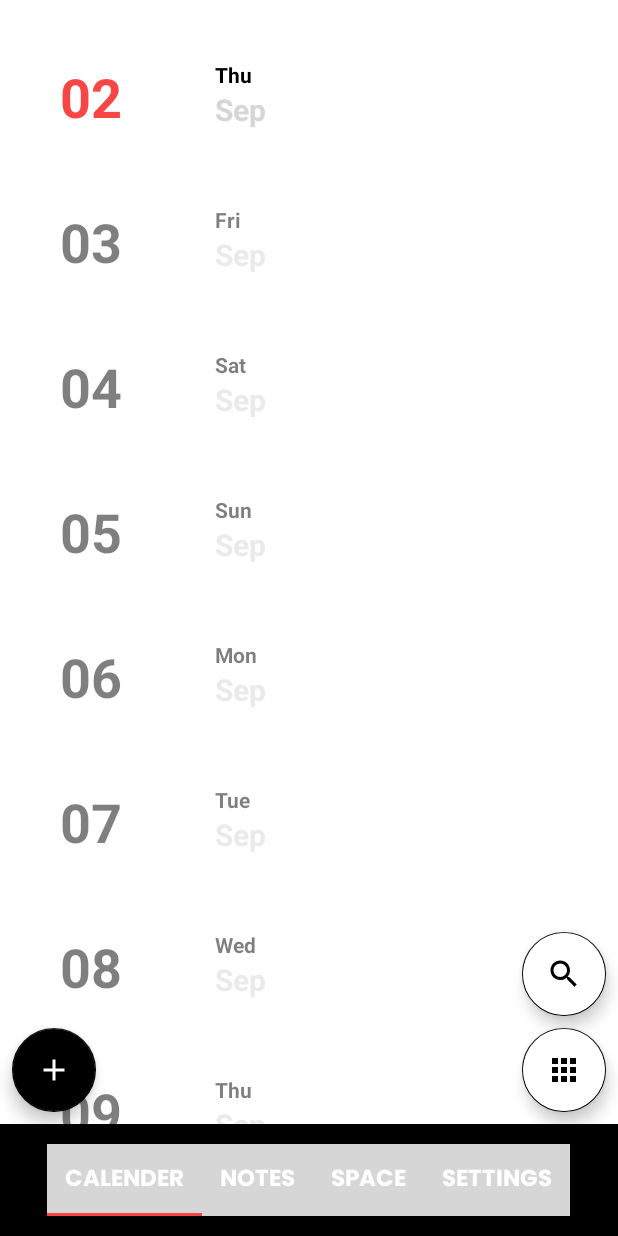
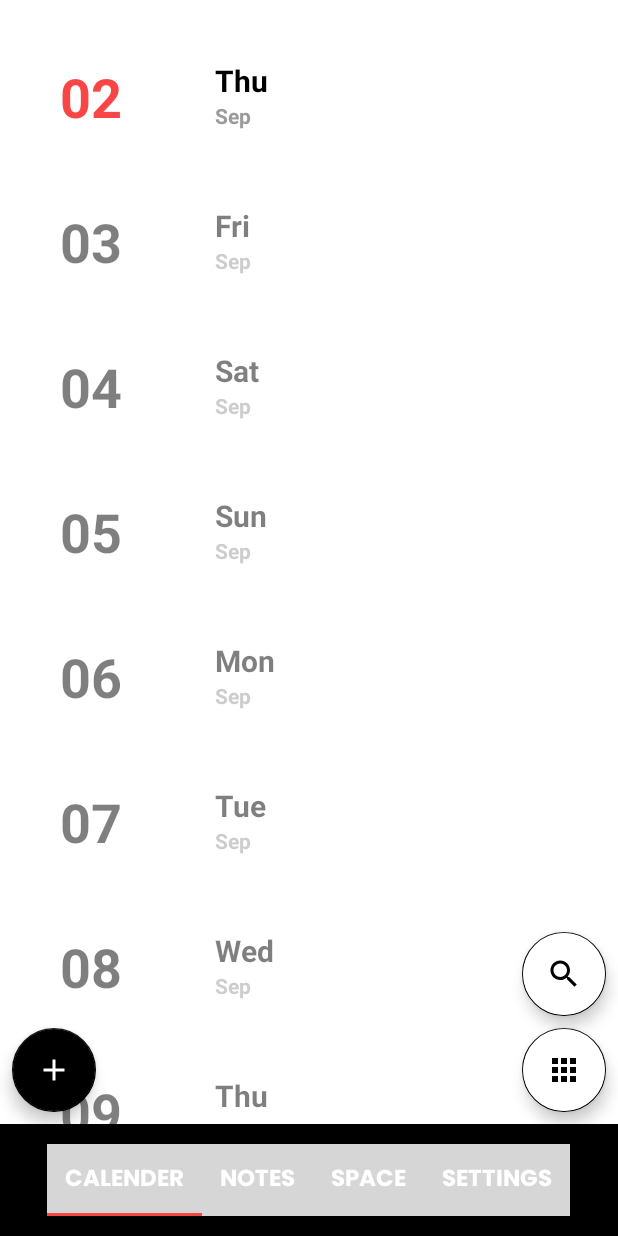
Before and after one commit to Jitendraneepanlok/calenderandnoteapp, an Android app: the fragment CalenderFragment1 placed in its activity, on a phone screen of 412 x 824 dp. Run offline under Robolectric (Android 15) with nearby library versions, the phone set to English and light mode, and no system bars; our stand-ins replace Dagger/Hilt's generated code, Firebase (no records; nobody signed in at launch, a user with empty details on screens opened directly), Room's generated code, data binding, sdp/ssp sizes; libraries missing offline, so code that uses them is left out: androidx.hilt.lifecycle, com.tbruyelle.rxpermissions2; 1 statement that could not run was skipped.

Commit message:
Source has Uploaded

```diff
--- a/app/src/main/java/com/timespace/notesapp/ui/calender/CalenderFragment.kt
+++ b/app/src/main/java/com/timespace/notesapp/ui/calender/CalenderFragment.kt
@@ -115,7 +115,7 @@ class CalenderFragment : BaseFragment() {
         } catch (e: ParseException) {
             e.printStackTrace()
         }
-        binding.calendarView.init(dt, nextYear!!.time).withSelectedDate(dt)
+        binding.calendarView.init(dt, nextYear!!.time).inMode(CalendarPickerView.SelectionMode.RANGE).withSelectedDate(dt)
 
         binding.calendarView.setOnDateSelectedListener(object : OnDateSelectedListener {
             override fun onDateSelected(date: Date) {
--- a/app/src/main/res/layout/calender_event_list.xml
+++ b/app/src/main/res/layout/calender_event_list.xml
@@ -14,6 +14,7 @@
         android:layout_marginLeft="32dp"
         android:layout_marginTop="32dp"
         android:orientation="horizontal">
+
         <TextView
             android:id="@+id/tv_event_time"
             android:layout_width="wrap_content"
@@ -23,6 +24,7 @@
             android:textColor="@color/black"
             android:textSize="36sp"
             android:textStyle="bold" />
+
         <LinearLayout
             android:layout_width="wrap_content"
             android:layout_height="wrap_content"
@@ -35,18 +37,22 @@
                 android:layout_width="wrap_content"
                 android:layout_height="wrap_content"
                 android:text="@string/cal_month"
-                android:textSize="14sp"
+                android:textSize="20sp"
                 android:textColor="@color/text_color_titles"
                 android:textStyle="bold" />
+
 
             <TextView
                 android:id="@+id/tv_day"
                 android:layout_width="wrap_content"
                 android:layout_height="wrap_content"
                 android:text="@string/day"
-                android:textColor="@color/grey"
-                android:textSize="20sp"
+                android:textColor="@color/new_gray"
+                android:textSize="14sp"
                 android:textStyle="bold" />
+
+
+
 
 
         </LinearLayout>
--- a/app/src/main/res/values/colors.xml
+++ b/app/src/main/res/values/colors.xml
@@ -43,4 +43,5 @@
     <color name="editor_toolbar_bg_color">#E5E5E5</color>
     <color name="gray_100">#FAFAFA</color>
     <color name="light_blue_500">#03A9F4</color>
+    <color name="new_gray">#F9999999</color>
 </resources>
```
